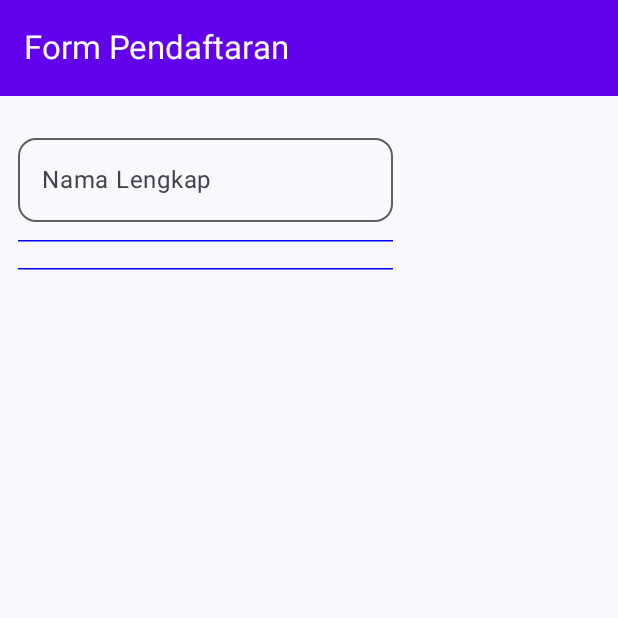
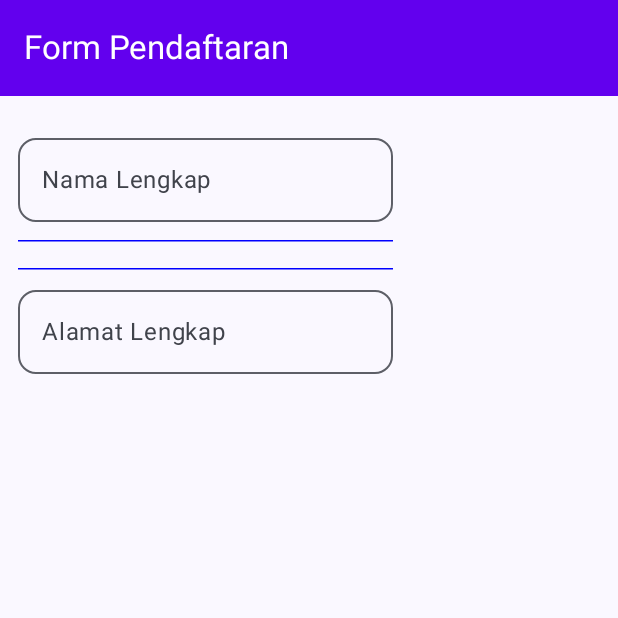
Before and after one commit to Fajri135/MyArsitektur, an Android app built with Jetpack Compose: the composable FormSiswa called with empty values, on a phone screen of 412 x 824 dp, the top half of it. Run offline under Robolectric (Android 15) with nearby library versions, the phone set to English and light mode, and no system bars.

Commit message:
Tambah input alamat

```diff
--- a/app/src/main/java/com/example/myarsitektur/view/FormSiswa.kt
+++ b/app/src/main/java/com/example/myarsitektur/view/FormSiswa.kt
@@ -94,6 +94,14 @@ fun FormSiswa(
                 thickness = dimensionResource(R.dimen.thickness_divider),
                 color = Color.Blue
             )
+            OutlinedTextField(
+                value = txtAlamat,
+                singleLine = true,
+                shape = MaterialTheme.shapes.medium,
+                modifier = Modifier.width(250.dp),
+                label = { Text(text = "Alamat Lengkap") },
+                onValueChange = { txtAlamat = it }
+            )
         }
     }
 }
```
